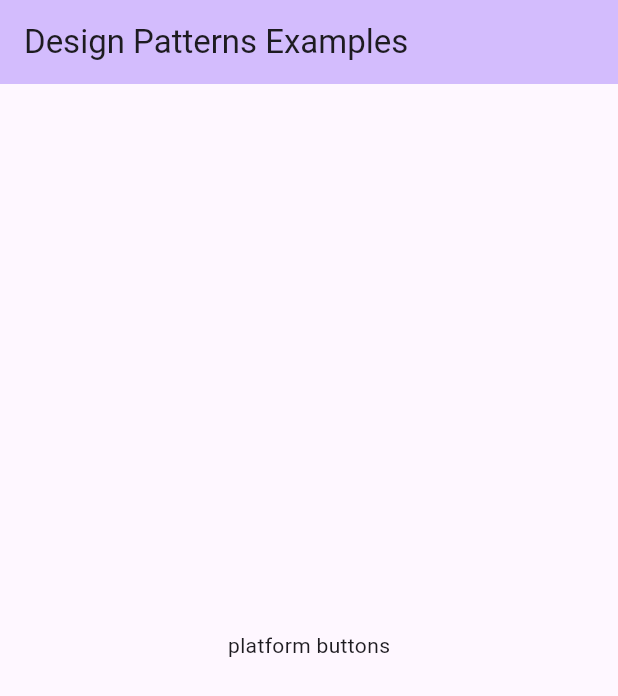
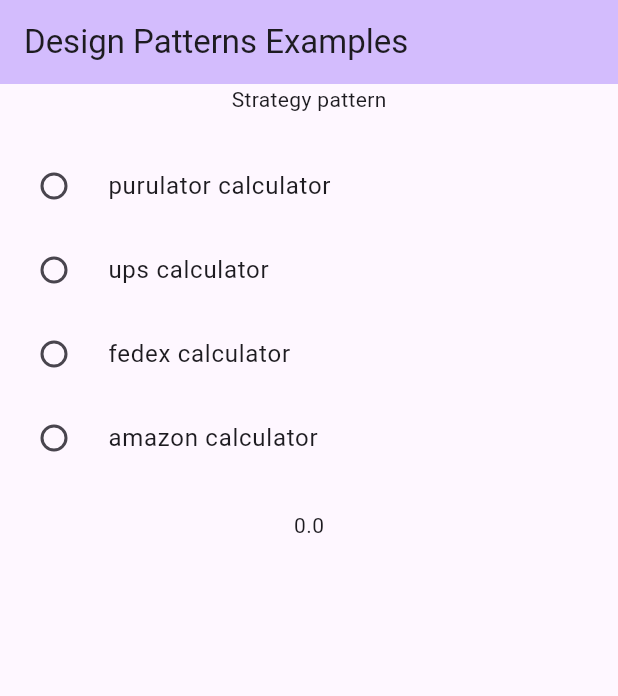
Before and after one commit to AhmedYosryIbrahim/design_patterns, a Flutter app: the screen it shows after launch, on a phone screen of 412 x 824 dp. Shown: the top 696 px of the screen. Run offline on Flutter 3.47's test engine with Material 2 defaults, Android fonts, the light colour scheme and no system bars.

Commit message:
strategy pattern

```diff
--- a/lib/main.dart
+++ b/lib/main.dart
@@ -1,3 +1,4 @@
+import 'package:factory_design_patterne/shipping.dart';
 import 'package:flutter/material.dart';
 
 void main() {
@@ -30,6 +31,8 @@
 }
 
 class _MyHomePageState extends State<MyHomePage> {
+  ShipingCostCalculator? shipingCostCalculator;
+  ShippingOptions? shippingOptions;
   @override
   Widget build(BuildContext context) {
     return Scaffold(
@@ -37,18 +40,66 @@
         backgroundColor: Theme.of(context).colorScheme.inversePrimary,
         title: Text(widget.title),
       ),
-      body: const Center(
-        child: Column(
-          mainAxisAlignment: MainAxisAlignment.center,
-          children: <Widget>[
-            Text(
-              'platform buttons',
-            ),
-            SizedBox(
-              height: 20,
-            ),
-          ],
-        ),
+      body: Column(
+        mainAxisAlignment: MainAxisAlignment.start,
+        children: <Widget>[
+          const Text(
+            'Strategy pattern',
+          ),
+          const SizedBox(
+            height: 20,
+          ),
+          RadioListTile(
+            title: const Text('purulator calculator'),
+            value: ShippingOptions.purulator,
+            groupValue: shippingOptions,
+            onChanged: (value) {
+              setState(() {
+                shippingOptions = value;
+                shipingCostCalculator = PurulatorCalculator();
+              });
+            },
+          ),
+          RadioListTile(
+            title: const Text('ups calculator'),
+            value: ShippingOptions.ups,
+            groupValue: shippingOptions,
+            onChanged: (value) {
+              setState(() {
+                shippingOptions = value;
+                shipingCostCalculator = UpsCalculator();
+              });
+            },
+          ),
+          RadioListTile(
+            title: const Text('fedex calculator'),
+            value: ShippingOptions.fedex,
+            groupValue: shippingOptions,
+            onChanged: (value) {
+              setState(() {
+                shippingOptions = value;
+                shipingCostCalculator = FedexCalculator();
+              });
+            },
+          ),
+          RadioListTile(
+            title: const Text('amazon calculator'),
+            value: ShippingOptions.amazon,
+            groupValue: shippingOptions,
+            onChanged: (value) {
+              setState(() {
+                shippingOptions = value;
+                shipingCostCalculator = AmazonCalculator();
+              });
+            },
+          ),
+          Container(
+            padding: const EdgeInsets.all(10),
+            margin: const EdgeInsets.all(10),
+            child:
+                Text('${shipingCostCalculator?.calculateShipingCost() ?? 0.0}'),
+          )
+        ],
       ),
     );
   }
```
Also changed, not shown: lib/shipping.dart (added, +116 -0 lines), lib/strategy_pattern_flutter_example.dart (added, +44 -0 lines), 1 other file.
